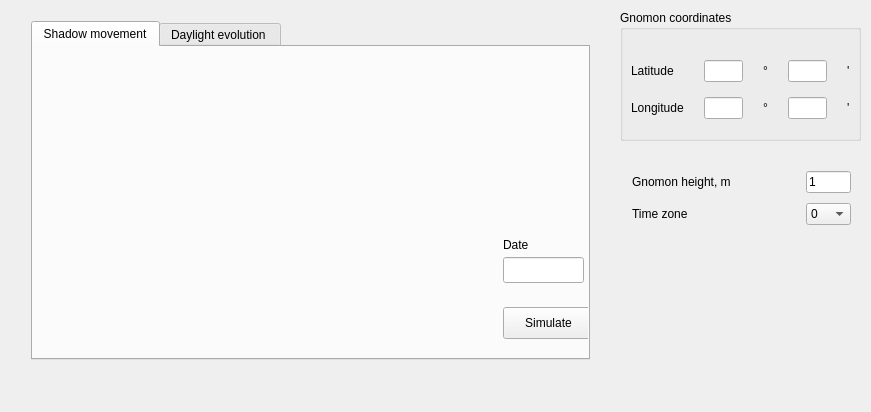
Above: Sundial/mainwindow.ui from archylambda/Sundial before the change. Below: the same form after it.
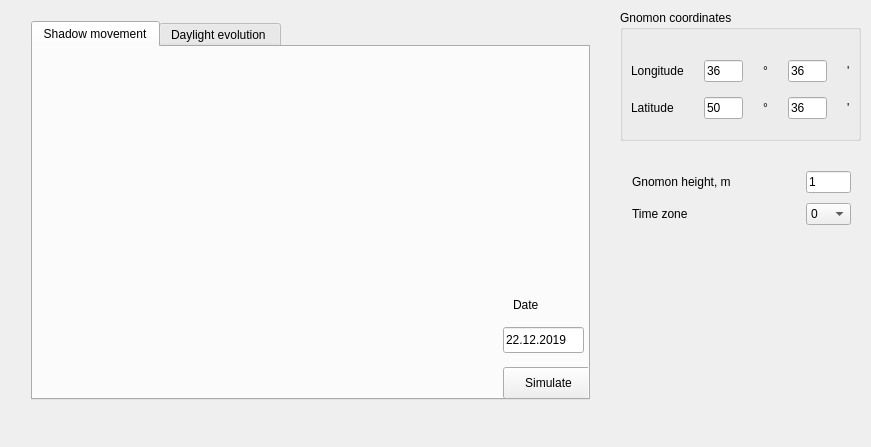
That is the form after the change. Custom widgets are drawn as their Qt base class.

Patch:
```diff
--- a/Sundial/mainwindow.ui
+++ b/Sundial/mainwindow.ui
@@ -7,7 +7,7 @@
     <x>0</x>
     <y>0</y>
     <width>871</width>
-    <height>412</height>
+    <height>447</height>
    </rect>
   </property>
   <property name="windowTitle">
@@ -23,7 +23,7 @@
       <x>20</x>
       <y>10</y>
       <width>581</width>
-      <height>361</height>
+      <height>401</height>
      </rect>
     </property>
     <layout class="QVBoxLayout" name="verticalLayout">
@@ -40,7 +40,7 @@
          <property name="geometry">
           <rect>
            <x>470</x>
-           <y>260</y>
+           <y>320</y>
            <width>91</width>
            <height>32</height>
           </rect>
@@ -52,8 +52,8 @@
         <widget class="QLabel" name="label">
          <property name="geometry">
           <rect>
-           <x>470</x>
-           <y>190</y>
+           <x>480</x>
+           <y>250</y>
            <width>57</width>
            <height>16</height>
           </rect>
@@ -66,11 +66,24 @@
          <property name="geometry">
           <rect>
            <x>470</x>
-           <y>210</y>
+           <y>280</y>
            <width>81</width>
            <height>26</height>
           </rect>
          </property>
+         <property name="text">
+          <string>22.12.2019</string>
+         </property>
+        </widget>
+        <widget class="QCustomPlot" name="plotShadow" native="true">
+         <property name="geometry">
+          <rect>
+           <x>40</x>
+           <y>10</y>
+           <width>391</width>
+           <height>341</height>
+          </rect>
+         </property>
         </widget>
        </widget>
        <widget class="QWidget" name="tabDayEvol">
@@ -266,57 +279,73 @@
       <property name="horizontalSpacing">
        <number>20</number>
       </property>
+      <item row="0" column="4">
+       <widget class="QLabel" name="labelLongSec">
+        <property name="text">
+         <string>'</string>
+        </property>
+       </widget>
+      </item>
       <item row="1" column="2">
-       <widget class="QLabel" name="labelLatGrad_2">
+       <widget class="QLabel" name="labelLatGrad">
         <property name="text">
          <string>°</string>
         </property>
        </widget>
       </item>
+      <item row="0" column="0">
+       <widget class="QLabel" name="labelLong">
+        <property name="text">
+         <string>Longitude</string>
+        </property>
+       </widget>
+      </item>
       <item row="1" column="4">
-       <widget class="QLabel" name="labelLongSec">
-        <property name="text">
-         <string>'</string>
-        </property>
-       </widget>
-      </item>
-      <item row="0" column="4">
        <widget class="QLabel" name="labelLatSec">
         <property name="text">
          <string>'</string>
         </property>
        </widget>
       </item>
-      <item row="0" column="0">
+      <item row="1" column="3">
+       <widget class="QLineEdit" name="lineEditLatSec">
+        <property name="text">
+         <string>36</string>
+        </property>
+       </widget>
+      </item>
+      <item row="0" column="2">
+       <widget class="QLabel" name="labelLongGrad">
+        <property name="text">
+         <string>°</string>
+        </property>
+       </widget>
+      </item>
+      <item row="1" column="0">
        <widget class="QLabel" name="labelLat">
         <property name="text">
          <string>Latitude</string>
         </property>
        </widget>
       </item>
-      <item row="0" column="2">
-       <widget class="QLabel" name="labelLatGrad">
-        <property name="text">
-         <string>°</string>
-        </property>
-       </widget>
-      </item>
-      <item row="1" column="3">
-       <widget class="QLineEdit" name="lineEditLongSec"/>
-      </item>
-      <item row="1" column="1">
-       <widget class="QLineEdit" name="lineEditLongGrad"/>
-      </item>
-      <item row="0" column="1">
-       <widget class="QLineEdit" name="lineEditLatGrad"/>
-      </item>
       <item row="0" column="3">
-       <widget class="QLineEdit" name="lineEditLatSec"/>
+       <widget class="QLineEdit" name="lineEditLongSec">
+        <property name="text">
+         <string>36</string>
+        </property>
+       </widget>
       </item>
-      <item row="1" column="0">
-       <widget class="QLabel" name="labelLong">
+      <item row="0" column="1">
+       <widget class="QLineEdit" name="lineEditLongGrad">
         <property name="text">
-         <string>Longitude</string>
+         <string>36</string>
+        </property>
+       </widget>
+      </item>
+      <item row="1" column="1">
+       <widget class="QLineEdit" name="lineEditLatGrad">
+        <property name="text">
+         <string>50</string>
         </property>
        </widget>
       </item>
@@ -336,6 +365,14 @@
   </widget>
  </widget>
  <layoutdefault spacing="6" margin="11"/>
+ <customwidgets>
+  <customwidget>
+   <class>QCustomPlot</class>
+   <extends>QWidget</extends>
+   <header>qcustomplot.h</header>
+   <container>1</container>
+  </customwidget>
+ </customwidgets>
  <resources/>
  <connections/>
 </ui>
```
Left out of the diff: 22 changed lines with no effect on the pictures.
